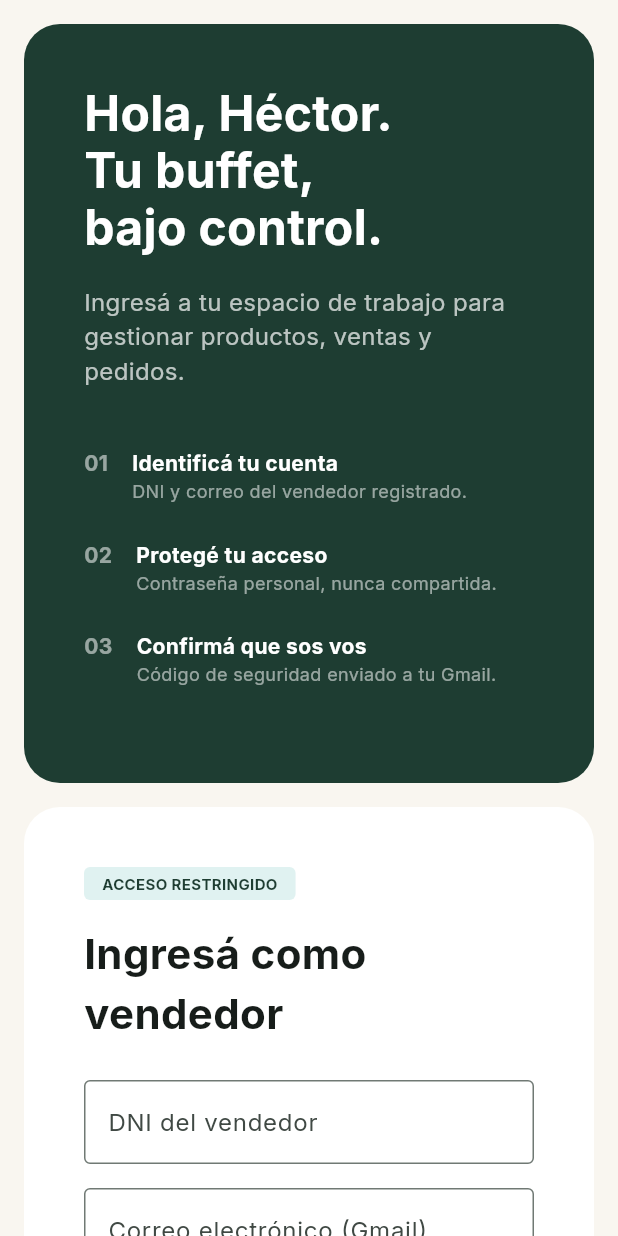
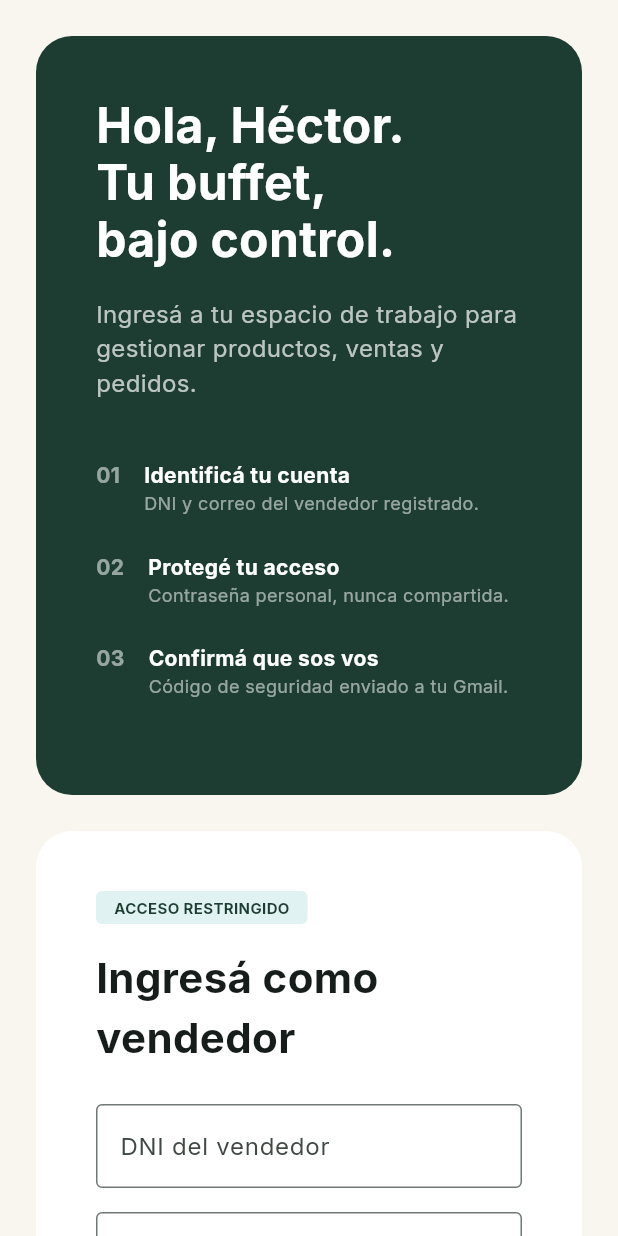
Before and after one commit to jhonaucachiet12-code/Buffet_MVP_v2, a Flutter app: the AdminLoginScreen screen opened by its route, on a phone screen of 412 x 824 dp. Run offline on Flutter 3.47's test engine with Material 3 defaults, Android fonts, the phone set to English and light mode, and no system bars; our stand-ins replace go_router, google_fonts, material_ui.

Commit message:
interfaz de los vendedores listo

```diff
--- a/buffet_express_v2/lib/presentation/screens/admin/admin_layout.dart
+++ b/buffet_express_v2/lib/presentation/screens/admin/admin_layout.dart
@@ -16,7 +16,7 @@ class AdminLayout extends StatelessWidget {
     final isDesktop = MediaQuery.of(context).size.width >= 800;
 
     return Scaffold(
-      backgroundColor: const Color(0xFFF9F6F0), // Beige claro
+      backgroundColor: const Color(0xFFF9F6F0),
       appBar: isDesktop
           ? AppBar(
               backgroundColor: Colors.white,
--- a/buffet_express_v2/lib/presentation/screens/admin/admin_login_screen.dart
+++ b/buffet_express_v2/lib/presentation/screens/admin/admin_login_screen.dart
@@ -29,26 +29,36 @@ class _AdminLoginScreenState extends State<AdminLoginScreen> {
 
     return Scaffold(
       backgroundColor: const Color(0xFFF9F6F0),
-      body: Center(
+      body: SafeArea(
         child: SingleChildScrollView(
+          child: Padding(
+            padding: const EdgeInsets.all(24.0),
+            child: Center(
               child: Container(
-            constraints: const BoxConstraints(maxWidth: 1200),
-            padding: const EdgeInsets.all(16),
+                constraints: const BoxConstraints(maxWidth: 1100),
                 child: isDesktop
-                ? Row(
+                    ? IntrinsicHeight(
+                        // Soluciona el problema de altura
+                        child: Row(
                           crossAxisAlignment: CrossAxisAlignment.stretch,
                           children: [
-                      Expanded(flex: 4, child: _buildLeftPanel(desktop: true)),
+                            Expanded(
+                              flex: 5,
+                              child: _buildLeftPanel(desktop: true),
+                            ),
                             const SizedBox(width: 24),
                             Expanded(flex: 6, child: _buildLoginForm()),
                           ],
+                        ),
                       )
                     : Column(
                         children: [
                           _buildLeftPanel(desktop: false),
-                      const SizedBox(height: 16),
+                          const SizedBox(height: 24),
                           _buildLoginForm(),
                         ],
+                      ),
+              ),
             ),
           ),
         ),
--- a/buffet_express_v2/lib/presentation/screens/admin/admin_orders_screen.dart
+++ b/buffet_express_v2/lib/presentation/screens/admin/admin_orders_screen.dart
@@ -5,8 +5,6 @@ class AdminOrdersScreen extends StatelessWidget {
 
   @override
   Widget build(BuildContext context) {
-    final isDesktop = MediaQuery.of(context).size.width >= 800;
-
     return SingleChildScrollView(
       padding: const EdgeInsets.all(24.0),
       child: Column(
@@ -23,7 +21,6 @@ class AdminOrdersScreen extends StatelessWidget {
           const Text('Revisá los pedidos que llegaron.'),
           const SizedBox(height: 24),
 
-          // Fila de Estadísticas (2 por responder, etc.)
           Row(
             children: [
               Expanded(
@@ -37,7 +34,6 @@ class AdminOrdersScreen extends StatelessWidget {
           ),
           const SizedBox(height: 24),
 
-          // Tabs simulados
           Row(
             children: [
               _buildTab('Pendientes · 2', true),
@@ -49,7 +45,6 @@ class AdminOrdersScreen extends StatelessWidget {
           ),
           const SizedBox(height: 24),
 
-          // Lista de Pedidos
           Wrap(
             spacing: 16,
             runSpacing: 16,
@@ -141,7 +136,7 @@ class AdminOrdersScreen extends StatelessWidget {
     double total,
   ) {
     return Container(
-      width: 400, // Ancho fijo para simular la columna en PC
+      width: 400,
       padding: const EdgeInsets.all(20),
       decoration: BoxDecoration(
         color: Colors.white,
```
Lines whose indentation alone changed are shown as unchanged.
